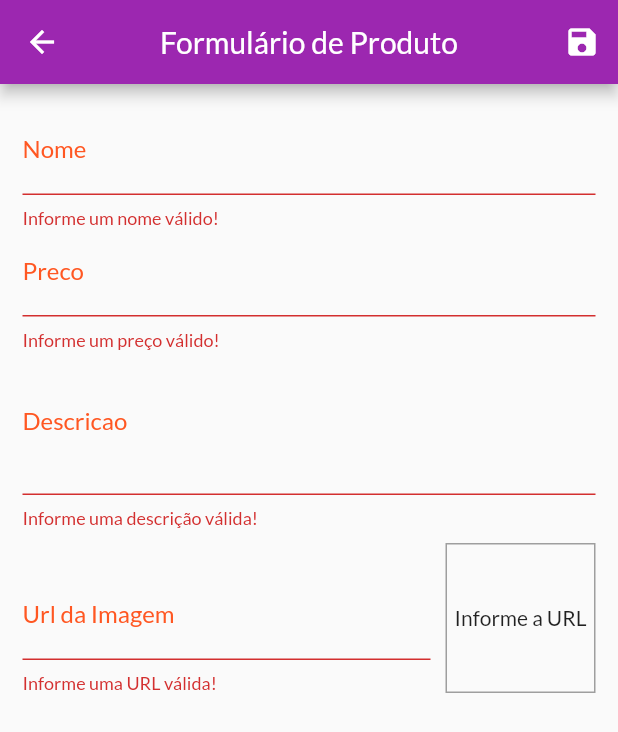
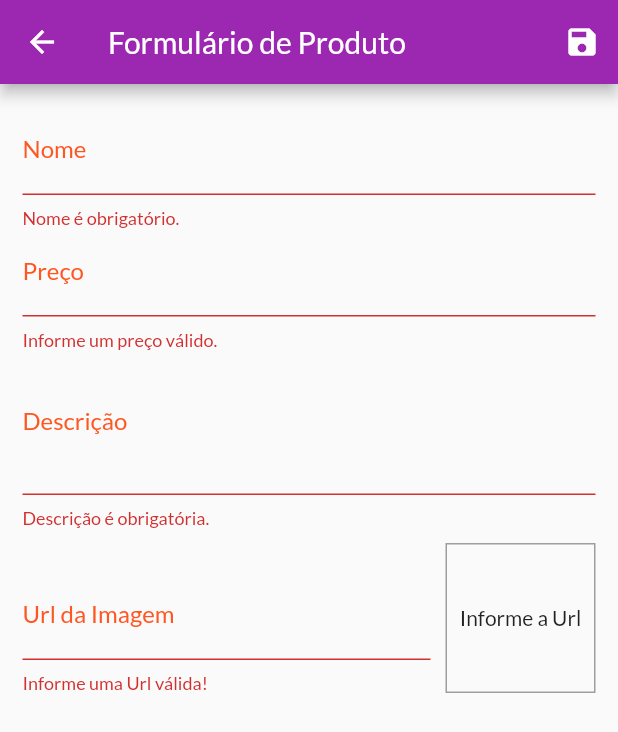
Before and after one commit to Thiagog4/shop_app, a Flutter app: the ProductFormPage screen opened by its route, after a tap on the "save" icon, on a phone screen of 412 x 824 dp. Shown: the top 732 px of the screen. Run offline on Flutter 3.47's test engine with Material 2 defaults, Android fonts, the phone set to English and light mode, and no system bars; our stand-ins replace shared_preferences; missing offline and left inert: dart:ffi; accounts and stored records are empty; network calls fail.

```diff
--- a/lib/main.dart
+++ b/lib/main.dart
@@ -32,7 +32,10 @@ class MyApp extends StatelessWidget {
           create: (_) => ProductList(),
           update: (ctx, auth, previous) {
             return ProductList(
-                auth.token ?? '', previous?.items ?? [], auth.uid ?? '');
+              auth.token ?? '',
+              auth.uid ?? '',
+              previous?.items ?? [],
+            );
           },
         ),
         ChangeNotifierProvider(
--- a/lib/pages/auth_page.dart
+++ b/lib/pages/auth_page.dart
@@ -21,7 +21,9 @@ class AuthPage extends StatelessWidget {
               ),
             ),
           ),
-          SizedBox(
+          Center(
+            child: SingleChildScrollView(
+              child: SizedBox(
                 width: double.infinity,
                 child: Column(
                   mainAxisAlignment: MainAxisAlignment.center,
@@ -57,6 +59,8 @@ class AuthPage extends StatelessWidget {
                     const AuthForm(),
                   ],
                 ),
+              ),
+            ),
           )
         ],
       ),
--- a/lib/pages/product_form_page.dart
+++ b/lib/pages/product_form_page.dart
@@ -4,7 +4,7 @@ import 'package:shop/models/product.dart';
 import 'package:shop/models/product_list.dart';
 
 class ProductFormPage extends StatefulWidget {
-  const ProductFormPage({super.key});
+  const ProductFormPage({Key? key}) : super(key: key);
 
   @override
   State<ProductFormPage> createState() => _ProductFormPageState();
@@ -13,15 +13,14 @@ class ProductFormPage extends StatefulWidget {
 class _ProductFormPageState extends State<ProductFormPage> {
   final _priceFocus = FocusNode();
   final _descriptionFocus = FocusNode();
+
   final _imageUrlFocus = FocusNode();
-
   final _imageUrlController = TextEditingController();
 
+  final _formKey = GlobalKey<FormState>();
+  final _formData = <String, Object>{};
+
   bool _isLoading = false;
-
-  final _form = GlobalKey<FormState>();
-  // ignore: prefer_collection_literals
-  final _formData = Map<String, Object>();
 
   @override
   void initState() {
@@ -40,12 +39,12 @@ class _ProductFormPageState extends State<ProductFormPage> {
         final product = arg as Product;
         _formData['id'] = product.id;
         _formData['name'] = product.name;
+        _formData['price'] = product.price;
         _formData['description'] = product.description;
-        _formData['price'] = product.price;
         _formData['imageUrl'] = product.imageUrl;
 
-        _imageUrlController.text = _formData['imageUrl'] as String;
-      } else {}
+        _imageUrlController.text = product.imageUrl;
+      }
     }
   }
 
@@ -54,55 +53,57 @@ class _ProductFormPageState extends State<ProductFormPage> {
     super.dispose();
     _priceFocus.dispose();
     _descriptionFocus.dispose();
+
+    _imageUrlFocus.removeListener(updateImage);
     _imageUrlFocus.dispose();
-    _imageUrlFocus.removeListener(updateImage);
-  }
-
-  bool isValidImageUrl(String url) {
-    bool isValidUrl = Uri.tryParse(url)?.hasAbsolutePath ?? false;
-    return isValidUrl;
   }
 
   void updateImage() {
     setState(() {});
   }
 
+  bool isValidImageUrl(String url) {
+    bool isValidUrl = Uri.tryParse(url)?.hasAbsolutePath ?? false;
+    bool endsWithFile = url.toLowerCase().endsWith('.png') ||
+        url.toLowerCase().endsWith('.jpg') ||
+        url.toLowerCase().endsWith('.jpeg');
+    return isValidUrl && endsWithFile;
+  }
+
   Future<void> _submitForm() async {
-    final isValid = _form.currentState?.validate() ?? false;
+    final isValid = _formKey.currentState?.validate() ?? false;
 
     if (!isValid) {
       return;
     }
 
-    _form.currentState?.save();
+    _formKey.currentState?.save();
 
-    setState(() {
-      _isLoading = true;
-    });
+    setState(() => _isLoading = true);
 
     try {
-      await Provider.of<ProductList>(context, listen: false)
-          .addProductFromData(_formData);
+      await Provider.of<ProductList>(
+        context,
+        listen: false,
+      ).saveProduct(_formData);
 
-      // ignore: use_build_context_synchronously
       Navigator.of(context).pop();
     } catch (error) {
       await showDialog<void>(
         context: context,
         builder: (ctx) => AlertDialog(
           title: const Text('Ocorreu um erro!'),
-                content: const Text('Ocorreu um erro pra salvar o produto!'),
+          content: const Text('Ocorreu um erro para salvar o produto.'),
           actions: [
             TextButton(
+              child: const Text('Ok'),
               onPressed: () => Navigator.of(context).pop(),
-                    child: const Text('Fechar'),
             ),
           ],
-              ));
+        ),
+      );
     } finally {
-      setState(() {
-        _isLoading = false;
-      });
+      setState(() => _isLoading = false);
     }
   }
 
@@ -111,14 +112,11 @@ class _ProductFormPageState extends State<ProductFormPage> {
     return Scaffold(
       appBar: AppBar(
         title: const Text('Formulário de Produto'),
-        centerTitle: true,
         actions: [
           IconButton(
-            onPressed: () {
-              _submitForm();
-            },
+            onPressed: _submitForm,
             icon: const Icon(Icons.save),
-          ),
+          )
         ],
       ),
       body: _isLoading
@@ -128,83 +126,74 @@ class _ProductFormPageState extends State<ProductFormPage> {
           : Padding(
               padding: const EdgeInsets.all(15),
               child: Form(
-                key: _form,
+                key: _formKey,
                 child: ListView(
                   children: [
                     TextFormField(
-                      initialValue: _formData['name'] as String? ?? '',
-                      decoration: const InputDecoration(
-                        labelText: 'Nome',
-                      ),
+                      initialValue: _formData['name']?.toString(),
+                      decoration: const InputDecoration(labelText: 'Nome'),
                       textInputAction: TextInputAction.next,
                       onFieldSubmitted: (_) {
                         FocusScope.of(context).requestFocus(_priceFocus);
                       },
                       onSaved: (name) => _formData['name'] = name ?? '',
-                      validator: (name) {
-                        final nameIsValid = name?.trim().isNotEmpty ?? false;
-                        final nameIsInvalid = !nameIsValid;
+                      validator: (_name) {
+                        final name = _name ?? '';
+                        if (name.trim().isEmpty) {
+                          return 'Nome é obrigatório.';
+                        }
+                        if (name.trim().length < 3) {
+                          return 'Nome precisa no mínimo de 3 letras.';
+                        }
+                        return null;
+                      },
+                    ),
+                    TextFormField(
+                      initialValue: _formData['price']?.toString(),
+                      decoration: const InputDecoration(labelText: 'Preço'),
+                      textInputAction: TextInputAction.next,
+                      focusNode: _priceFocus,
+                      keyboardType: const TextInputType.numberWithOptions(
+                        decimal: true,
+                        signed: true,
+                      ),
+                      onFieldSubmitted: (_) {
+                        FocusScope.of(context).requestFocus(_descriptionFocus);
+                      },
+                      onSaved: (price) =>
+                          _formData['price'] = double.parse(price ?? '0'),
+                      validator: (_price) {
+                        final priceString = _price ?? '';
+                        final price = double.tryParse(priceString) ?? -1;
 
-                        if (nameIsInvalid) {
-                          return 'Informe um nome válido!';
-                        }
-
-                        if (name!.trim().length < 3) {
-                          return 'Informe um nome com no mínimo 3 letras!';
+                        if (price <= 0) {
+                          return 'Informe um preço válido.';
                         }
 
                         return null;
                       },
                     ),
                     TextFormField(
-                      initialValue: _formData['price']?.toString(),
-                      decoration: const InputDecoration(
-                        labelText: 'Preco',
-                      ),
-                      keyboardType:
-                          const TextInputType.numberWithOptions(decimal: true),
-                      textInputAction: TextInputAction.next,
-                      onFieldSubmitted: (_) {
-                        FocusScope.of(context).requestFocus(_descriptionFocus);
-                      },
-                      // ignore: no_leading_underscores_for_local_identifiers
-                      validator: (_price) {
-                        final priceString = _price ?? '-1';
-                        final price = double.tryParse(priceString) ?? -1;
+                      initialValue: _formData['description']?.toString(),
+                      decoration: const InputDecoration(labelText: 'Descrição'),
+                      focusNode: _descriptionFocus,
+                      keyboardType: TextInputType.multiline,
+                      maxLines: 3,
+                      onSaved: (description) =>
+                          _formData['description'] = description ?? '',
+                      validator: (_description) {
+                        final description = _description ?? '';
 
-                        if (price <= 0) {
-                          return 'Informe um preço válido!';
+                        if (description.trim().isEmpty) {
+                          return 'Descrição é obrigatória.';
+                        }
+
+                        if (description.trim().length < 10) {
+                          return 'Descrição precisa no mínimo de 10 letras.';
                         }
 
                         return null;
                       },
-                      onSaved: (price) =>
-                          _formData['price'] = double.parse(price ?? '0'),
-                      focusNode: _priceFocus,
-                    ),
-                    TextFormField(
-                      initialValue: _formData['description']?.toString(),
-                      decoration: const InputDecoration(
-                        labelText: 'Descricao',
-                      ),
-                      textInputAction: TextInputAction.next,
-                      focusNode: _descriptionFocus,
-                      keyboardType: TextInputType.multiline,
-                      maxLines: 3,
-                      // ignore: body_might_complete_normally_nullable, no_leading_underscores_for_local_identifiers
-                      validator: (_description) {
-                        final description = _description ?? '';
-
-                        if (description.trim().isEmpty) {
-                          return 'Informe uma descrição válida!';
-                        }
-
-                        if (description.trim().length < 10) {
-                          return 'Informe uma descrição com no mínimo 10 letras!';
-                        }
-                      },
-                      onSaved: (description) =>
-                          _formData['description'] = description ?? '',
                     ),
                     Row(
                       crossAxisAlignment: CrossAxisAlignment.end,
@@ -212,21 +201,19 @@ class _ProductFormPageState extends State<ProductFormPage> {
                         Expanded(
                           child: TextFormField(
                             decoration: const InputDecoration(
-                              labelText: 'Url da Imagem',
-                            ),
+                                labelText: 'Url da Imagem'),
+                            keyboardType: TextInputType.url,
                             textInputAction: TextInputAction.done,
                             focusNode: _imageUrlFocus,
                             controller: _imageUrlController,
                             onFieldSubmitted: (_) => _submitForm(),
                             onSaved: (imageUrl) =>
                                 _formData['imageUrl'] = imageUrl ?? '',
-                            keyboardType: TextInputType.url,
-                            // ignore: no_leading_underscores_for_local_identifiers
                             validator: (_imageUrl) {
                               final imageUrl = _imageUrl ?? '';
 
                               if (!isValidImageUrl(imageUrl)) {
-                                return 'Informe uma URL válida!';
+                                return 'Informe uma Url válida!';
                               }
 
                               return null;
@@ -248,11 +235,8 @@ class _ProductFormPageState extends State<ProductFormPage> {
                           ),
                           alignment: Alignment.center,
                           child: _imageUrlController.text.isEmpty
-                              ? const Text('Informe a URL')
-                              : Image.network(
-                                  _imageUrlController.text,
-                                  fit: BoxFit.cover,
-                                ),
+                              ? const Text('Informe a Url')
+                              : Image.network(_imageUrlController.text),
                         ),
                       ],
                     ),
--- a/pubspec.yaml
+++ b/pubspec.yaml
@@ -63,8 +63,8 @@ flutter:
   uses-material-design: true
 
   # To add assets to your application, add an assets section, like this:
-  # assets:
-  #   - images/a_dot_burr.jpeg
+  assets:
+    - assets\images\product-placeholder.png
   #   - images/a_dot_ham.jpeg
 
   # An image asset can refer to one or more resolution-specific "variants", see
```
Also changed, not shown: lib/components/auth_form.dart (+64 -5 lines), lib/components/product_grid_item.dart (+25 -14 lines), lib/models/product.dart (+6 -4 lines), lib/models/product_list.dart (+124 -94 lines), lib/pages/product_detail_page.dart (+37 -25 lines), lib/pages/products_overview_page.dart (+15 -16 lines), assets/images/product-placeholder.png (added). Lines whose indentation alone changed are shown as unchanged.
